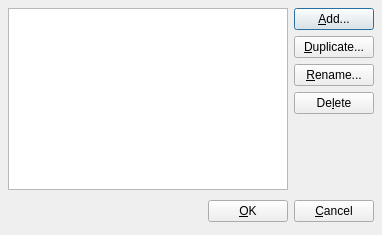
The window that gui/identitieseditdlg.ui (quassel/quassel) describes before a commit, drawn with Qt 5.
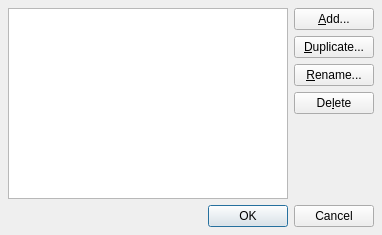
The same window after the commit.

Commit message: More small changes, working on the dialogs right now.

What changed in the file:
```diff
--- a/gui/identitieseditdlg.ui
+++ b/gui/identitieseditdlg.ui
@@ -90,41 +90,14 @@
     </layout>
    </item>
    <item>
-    <layout class="QHBoxLayout" >
-     <property name="margin" >
-      <number>0</number>
+    <widget class="QDialogButtonBox" name="buttonBox" >
+     <property name="orientation" >
+      <enum>Qt::Horizontal</enum>
      </property>
-     <property name="spacing" >
-      <number>6</number>
+     <property name="standardButtons" >
+      <set>QDialogButtonBox::Cancel|QDialogButtonBox::NoButton|QDialogButtonBox::Ok</set>
      </property>
-     <item>
-      <spacer>
-       <property name="orientation" >
-        <enum>Qt::Horizontal</enum>
-       </property>
-       <property name="sizeHint" >
-        <size>
-         <width>131</width>
-         <height>31</height>
-        </size>
-       </property>
-      </spacer>
-     </item>
-     <item>
-      <widget class="QPushButton" name="okButton" >
-       <property name="text" >
-        <string>&amp;OK</string>
-       </property>
-      </widget>
-     </item>
-     <item>
-      <widget class="QPushButton" name="cancelButton" >
-       <property name="text" >
-        <string>&amp;Cancel</string>
-       </property>
-      </widget>
-     </item>
-    </layout>
+    </widget>
    </item>
   </layout>
  </widget>
```
Left out of the diff: 28 changed lines with no effect on the pictures. The commit also changes 6 other files.
